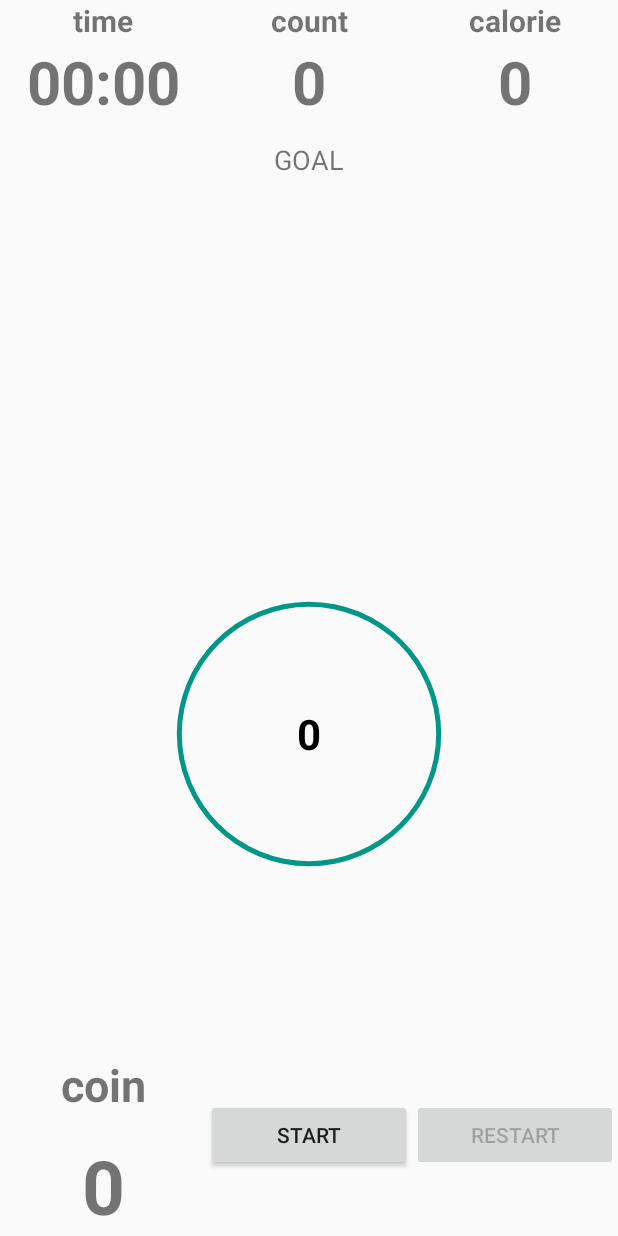
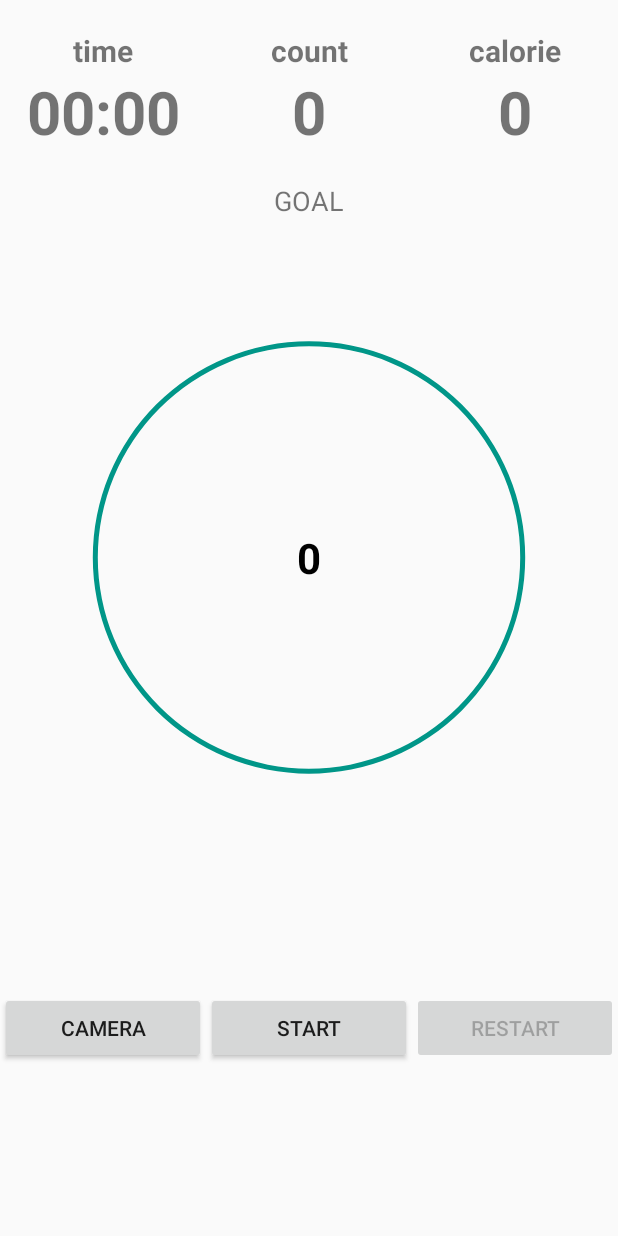
Before and after one commit to Smineee11/HomeTraise, an Android app: the Calorie screen opened directly, with no data from a screen before it, on a phone screen of 412 x 824 dp. Run offline under Robolectric (Android 15) with nearby library versions, the phone set to English and light mode, and no system bars.

Commit message:
Modify layout: exercise_detail.xml

```diff
--- a/app/src/main/res/layout/custom_dialog.xml
+++ b/app/src/main/res/layout/custom_dialog.xml
@@ -11,10 +11,9 @@
         android:layout_width="match_parent"
         android:layout_height="60dp"
         android:gravity="center"
-        android:textColor="#ffffff"
+        android:textColor="#000"
         android:textSize="16dp"
-        android:text="목표설정"
-        android:background="@color/colorAccent"/>
+        android:text="목표설정" />
 
     <View
         android:layout_width="match_parent"
--- a/app/src/main/res/layout/exercise_detail.xml
+++ b/app/src/main/res/layout/exercise_detail.xml
@@ -8,35 +8,33 @@
     <LinearLayout
         android:layout_width="match_parent"
         android:layout_height="wrap_content"
-        android:layout_weight="1"
+        android:layout_marginTop="20dp"
         android:orientation="horizontal">
 
         <LinearLayout
             android:layout_width="match_parent"
             android:layout_height="wrap_content"
-            android:orientation="vertical"
-            android:layout_weight="1">
+            android:layout_weight="1"
+            android:orientation="vertical">
 
             <TextView
                 android:layout_width="match_parent"
                 android:layout_height="match_parent"
                 android:layout_weight="1"
+                android:gravity="center"
                 android:text="time"
                 android:textSize="20sp"
-                android:gravity="center"
-                android:textStyle="bold">
-            </TextView>
+                android:textStyle="bold"></TextView>
 
             <TextView
                 android:id="@+id/time"
                 android:layout_width="match_parent"
                 android:layout_height="match_parent"
                 android:layout_weight="1"
+                android:gravity="center"
                 android:text="00:00"
                 android:textSize="40sp"
-                android:gravity="center"
-                android:textStyle="bold">
-            </TextView>
+                android:textStyle="bold"></TextView>
 
 
         </LinearLayout>
@@ -51,9 +49,9 @@
                 android:layout_width="match_parent"
                 android:layout_height="match_parent"
                 android:layout_weight="1"
+                android:gravity="center"
                 android:text="count"
                 android:textSize="20sp"
-                android:gravity="center"
                 android:textStyle="bold">
 
             </TextView>
@@ -63,11 +61,10 @@
                 android:layout_width="match_parent"
                 android:layout_height="match_parent"
                 android:layout_weight="1"
+                android:gravity="center"
                 android:text="0"
                 android:textSize="40sp"
-                android:gravity="center"
-                android:textStyle="bold">
-            </TextView>
+                android:textStyle="bold"></TextView>
 
         </LinearLayout>
 
@@ -82,9 +79,9 @@
                 android:layout_width="match_parent"
                 android:layout_height="match_parent"
                 android:layout_weight="1"
+                android:gravity="center"
                 android:text="calorie"
                 android:textSize="20sp"
-                android:gravity="center"
                 android:textStyle="bold">
 
             </TextView>
@@ -94,11 +91,10 @@
                 android:layout_width="match_parent"
                 android:layout_height="match_parent"
                 android:layout_weight="1"
+                android:gravity="center"
                 android:text="0"
                 android:textSize="40sp"
-                android:gravity="center"
-                android:textStyle="bold">
-            </TextView>
+                android:textStyle="bold"></TextView>
 
         </LinearLayout>
 
@@ -107,10 +103,9 @@
     <LinearLayout
         android:layout_width="match_parent"
         android:layout_height="wrap_content"
-        android:layout_weight="10"
         android:gravity="center_horizontal"
-        android:orientation="vertical">
-
+        android:orientation="vertical"
+        android:layout_marginTop="20dp">
 
         <TextView
             android:layout_width="wrap_content"
@@ -132,14 +127,16 @@
         <RelativeLayout
             android:id="@+id/progress_layout"
             android:layout_width="match_parent"
-            android:layout_height="200dp"
-            android:layout_margin="100dp">
+            android:layout_height="350dp"
+            android:layout_marginLeft="30dp"
+            android:layout_marginRight="30dp"
+            android:layout_marginTop="10dp">
 
             <ProgressBar
                 android:id="@+id/progress_bar"
                 style="?android:attr/progressBarStyleHorizontal"
                 android:layout_width="match_parent"
-                android:layout_height="match_parent"
+                android:layout_height="350dp"
                 android:background="@drawable/circle_shape"
                 android:indeterminate="false"
                 android:progressDrawable="@drawable/circle_progress_bar" />
@@ -171,30 +168,17 @@
         <LinearLayout
             android:layout_width="match_parent"
             android:layout_height="match_parent"
-            android:layout_weight="1"
-            android:orientation="vertical">
+            android:layout_weight="1">
 
-            <TextView
-                android:layout_width="match_parent"
-                android:layout_height="match_parent"
-                android:layout_weight="1"
-                android:text="coin"
-                android:textSize="30sp"
-                android:gravity="center"
-                android:textStyle="bold">
+        <Button
+            android:layout_width="match_parent"
+            android:layout_height="wrap_content"
+            android:layout_centerInParent="true"
+            android:layout_gravity="center_vertical"
+            android:gravity="center"
+            android:text="CAMERA">
 
-            </TextView>
-
-            <TextView
-                android:id="@+id/coin"
-                android:layout_width="match_parent"
-                android:layout_height="match_parent"
-                android:layout_weight="1"
-                android:text="0"
-                android:textSize="50sp"
-                android:gravity="center"
-                android:textStyle="bold">
-            </TextView>
+        </Button>
 
         </LinearLayout>
 
```
